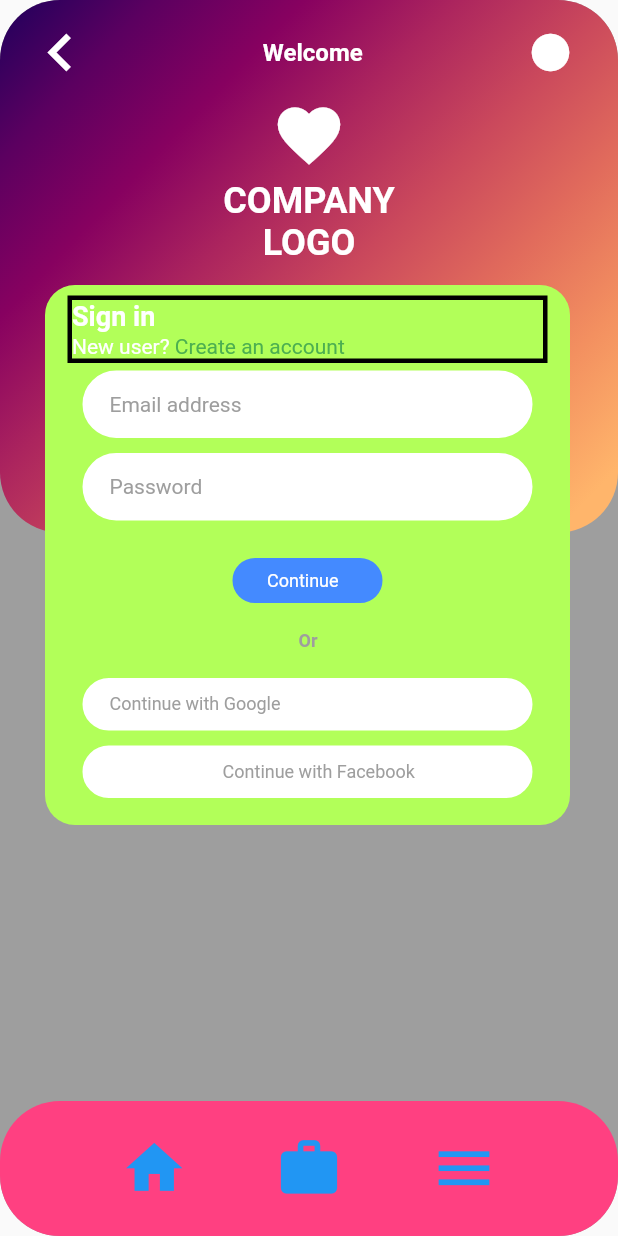
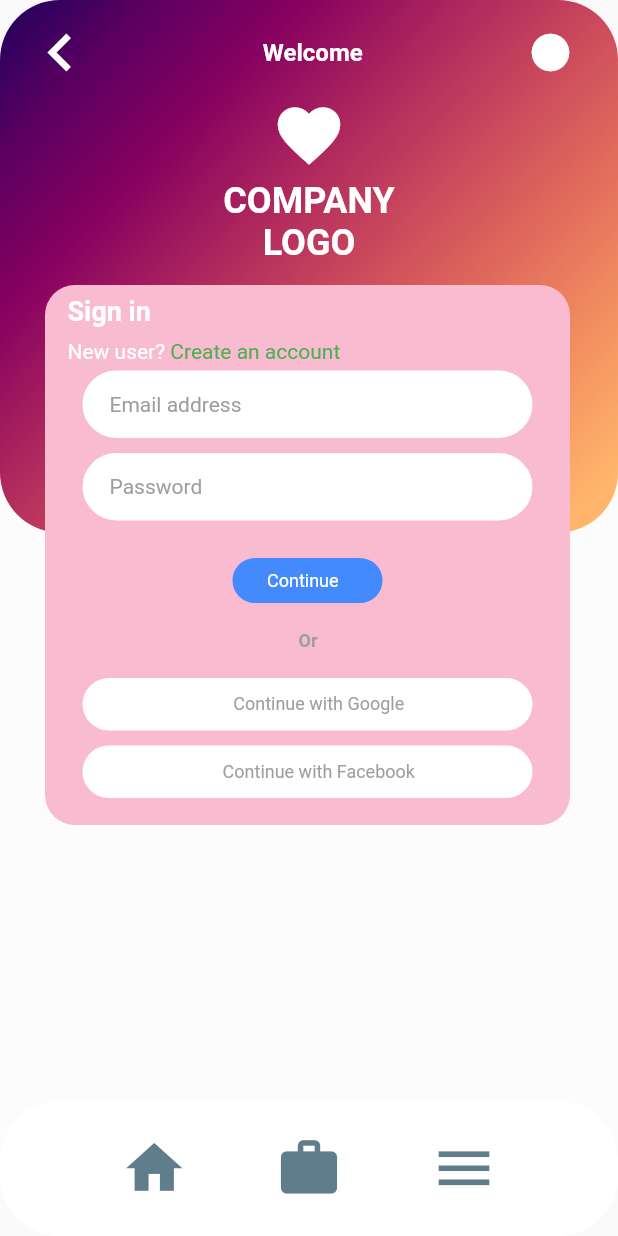
Before and after one commit to tranquanghuy123/interface-app1, a Flutter app: the screen it shows after launch, on a phone screen of 412 x 824 dp. Run offline on Flutter 3.47's test engine with Material 2 defaults, Android fonts, the phone set to English and light mode, and no system bars; Roboto replaces fonts that are missing (Visby Round).

Commit message:
no opacity vs custom icon

```diff
--- a/interface1/lib/main.dart
+++ b/interface1/lib/main.dart
@@ -21,7 +21,7 @@ class MyApp extends StatelessWidget {
       width: widthScreen,
       decoration: BoxDecoration(
           borderRadius: BorderRadius.all(Radius.circular(40)),
-          color: Colors.grey
+          color: Colors.white38
       ),
       child: Stack(
         children: [
@@ -102,9 +102,10 @@ class MyApp extends StatelessWidget {
             child: Container(
               width: 350,
               height: 360,
+
               decoration: BoxDecoration(
-                  color: Colors.lightGreenAccent,
-                  borderRadius: BorderRadius.all(Radius.circular(20))
+                  color: Colors.pink.shade100,
+                  borderRadius: BorderRadius.all(Radius.circular(20)),
               ),
               child: Column(
                 children: [
@@ -113,7 +114,7 @@ class MyApp extends StatelessWidget {
                     height: 45,
                     width: 350,
                     decoration: BoxDecoration(
-                        border: Border.all(color: Colors.black, width: 3)
+                        //border: Border.all(color: Colors.black, width: 3)
 
                     ),
                     child: Column(
@@ -219,18 +220,13 @@ class MyApp extends StatelessWidget {
                         border: Border.all(color: Colors.white, width: 3),
                         borderRadius: BorderRadius.all(Radius.circular(50))
                     ),
-                    child: Row(
-                      children: [
-
-                        Text('Continue with Google',
-                          style: TextStyle(
-                              color: Colors.grey, fontSize: 12, fontFamily: 'Visby Round'
-                          ),
-                        ),
-                      ],
+                    child: Text('Continue with Google',
+                      style: TextStyle(
+                          color: Colors.grey, fontSize: 12, fontFamily: 'Visby Round'
+                      ),
                     ),
                     alignment: Alignment.center,
-                    padding: EdgeInsets.only(left: 15) ,
+                    padding: EdgeInsets.only(left: 15),
                   ),
                   Container(
                     height: 35,
@@ -251,9 +247,9 @@ class MyApp extends StatelessWidget {
                   ),
 
                 ],
-              ),
-            ),
-          ),
+              )
+            ,
+          )),
           Align(
             alignment: Alignment.bottomCenter,
             child: Container(
@@ -261,8 +257,9 @@ class MyApp extends StatelessWidget {
               width: widthScreen,
               height: 90,
               decoration: BoxDecoration(
-                  color: Colors.pinkAccent,
-                  borderRadius: BorderRadius.all(Radius.circular(40))
+                  color: Colors.white,
+                  borderRadius: BorderRadius.all(Radius.circular(40)),
+                //border: Border(top: BorderSide(color: Colors.white30, width: 3))
               ),
               child: Column(
                 children: [
@@ -271,9 +268,9 @@ class MyApp extends StatelessWidget {
                     crossAxisAlignment: CrossAxisAlignment.center,
                     children: [
                       Icon(Icons.home,
-                        color: Colors.blue, size: 45,),
-                      Icon(Icons.work, color: Colors.blue, size: 45,),
-                      Icon(Icons.menu, color: Colors.blue, size: 45,)
+                        color: Colors.blueGrey, size: 45,),
+                      Icon(Icons.work, color: Colors.blueGrey, size: 45,),
+                      Icon(Icons.menu, color: Colors.blueGrey, size: 45,)
                     ],
                   )
                 ],
```
